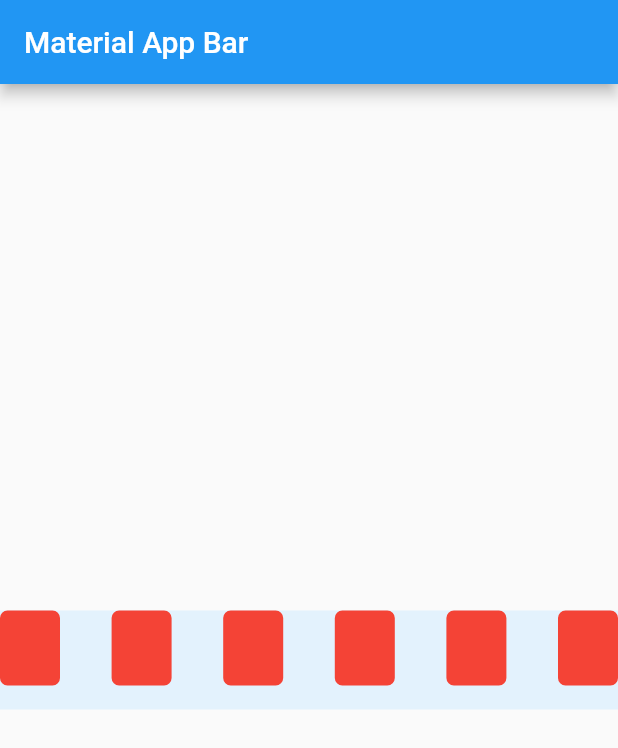
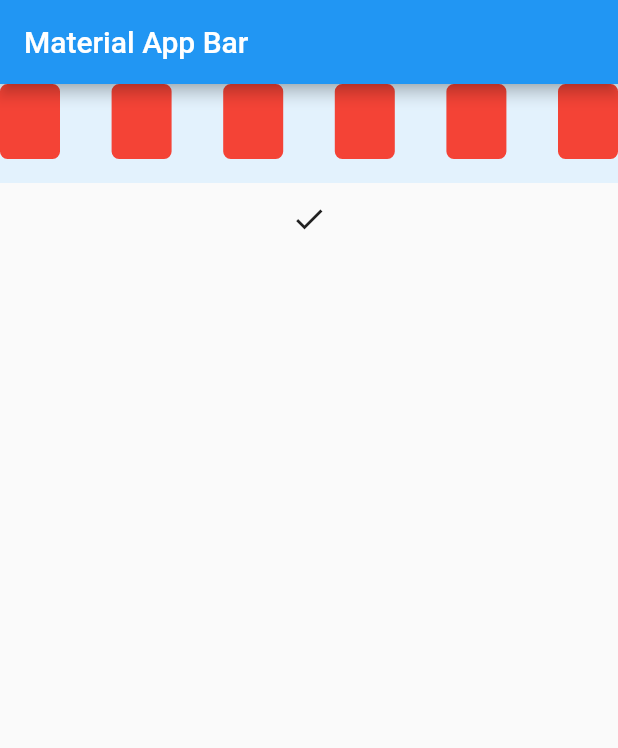
Before and after one commit to kimmseo/bibimbap, a Flutter app: the screen it shows after launch, after a tap on "Click here to grant Location permissions", on a phone screen of 412 x 824 dp. Shown: the top 748 px of the screen. Run offline on Flutter 3.47's test engine with Material 2 defaults, Android fonts, the phone set to English and light mode, and no system bars; drawn by our look-alikes of pin_code_fields; our stand-ins replace geolocator, permission_handler.

Commit message:
added icon after PinCodeTextField

```diff
--- a/admin/lib/main.dart
+++ b/admin/lib/main.dart
@@ -95,7 +95,9 @@ class _PinCodeVerificationScreenState extends State<PinCodeVerificationScreen> {
               title: Text('Material App Bar'),
             ),
             body: Center(
-                child: PinCodeTextField(
+                child: Column(
+              children: [
+                PinCodeTextField(
                   appContext: context,
                   length: 6,
                   obscureText: false,
@@ -126,6 +128,13 @@ class _PinCodeVerificationScreenState extends State<PinCodeVerificationScreen> {
                     //but you can show anything you want here, like your pop up saying wrong paste format or etc
                     return true;
                   },
+                ),
+                IconButton(
+                  icon: const Icon(Icons.done),
+                  tooltip: 'Confirm entered PIN',
+                  onPressed: () {},
+                ),
+              ],
             ))));
   }
 }
```
Lines whose indentation alone changed are shown as unchanged.
